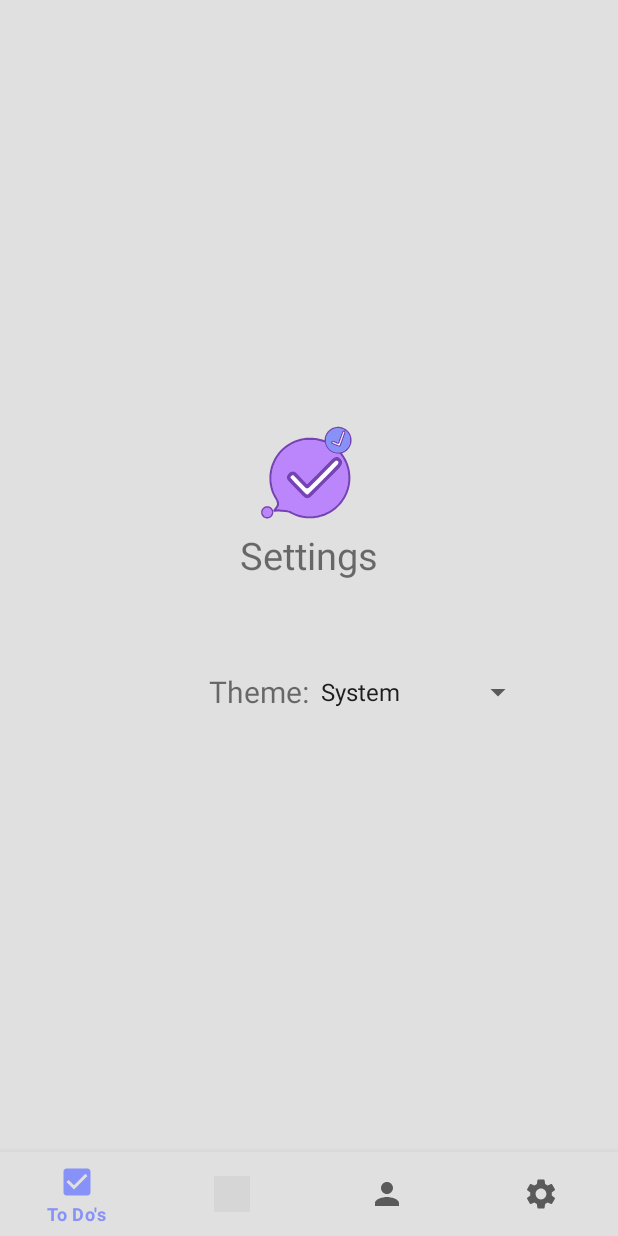
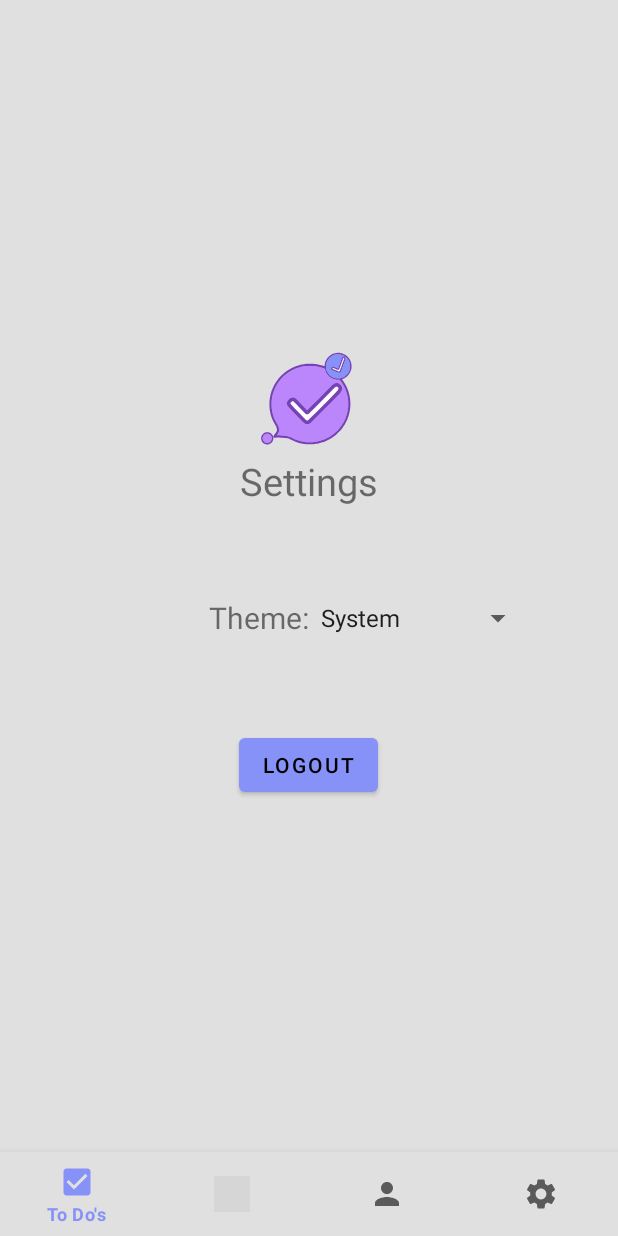
Before and after one commit to CrazyPingu/TaskBud, an Android app: the fragment SettingsPage placed in its activity, on a phone screen of 412 x 824 dp. Run offline under Robolectric (Android 15) with nearby library versions, the phone set to English and light mode, and no system bars; 1 statement that could not run was skipped; grey boxes are pictures that could not be loaded.

Commit message:
Add logout button

```diff
--- a/app/src/main/java/com/mobile/todo/fragment/SettingsPage.kt
+++ b/app/src/main/java/com/mobile/todo/fragment/SettingsPage.kt
@@ -6,6 +6,7 @@ import android.view.LayoutInflater
 import android.view.View
 import android.view.ViewGroup
 import android.widget.AdapterView
+import android.widget.Button
 import android.widget.Spinner
 import androidx.appcompat.app.AppCompatDelegate
 import com.mobile.todo.R
@@ -67,6 +68,11 @@ class SettingsPage : Fragment() {
             }
 
         spinner.setSelection(SELECTED_THEME)
+
+        view.findViewById<Button>(R.id.logout).setOnClickListener {
+            Constant.logoutUser(requireContext())
+            requireActivity().finish()
+        }
         return view
     }
 
--- a/app/src/main/res/layout/fragment_settings.xml
+++ b/app/src/main/res/layout/fragment_settings.xml
@@ -51,5 +51,14 @@
 
     </RelativeLayout>
 
+    <Button
+        android:id="@+id/logout"
+        android:layout_width="wrap_content"
+        android:layout_height="wrap_content"
+        android:layout_below="@+id/title_layout"
+        android:layout_centerHorizontal="true"
+        android:layout_marginTop="50dp"
+        android:text="@string/logout" />
+
 
 </RelativeLayout>
--- a/app/src/main/res/values/strings.xml
+++ b/app/src/main/res/values/strings.xml
@@ -26,6 +26,7 @@
     <string name="habits_button">Habits stats</string>
     <string name="shared_preferance_name">AppSettings</string>
     <string name="remember_me">Remember me</string>
+    <string name="logout">logout</string>
     <string-array name="spinner_items">
         <item>@string/system_title</item>
         <item>@string/light_mode_title</item>
```
Also changed, not shown: app/src/main/java/com/mobile/todo/utils/Constant.kt (+7 -0 lines).
